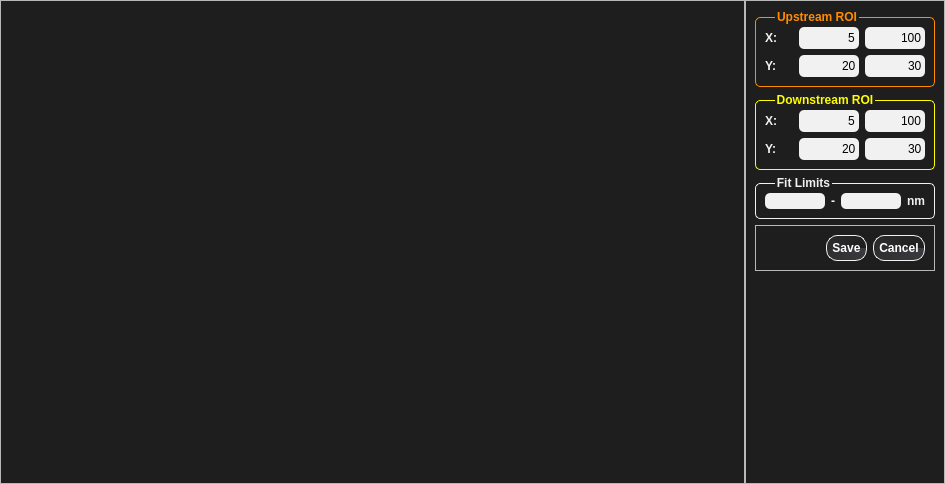
Above: T-Rax/UIFiles/T_Rax_ROI_Selector.ui from CPrescher/T-rax before the change. Below: the same form after it.
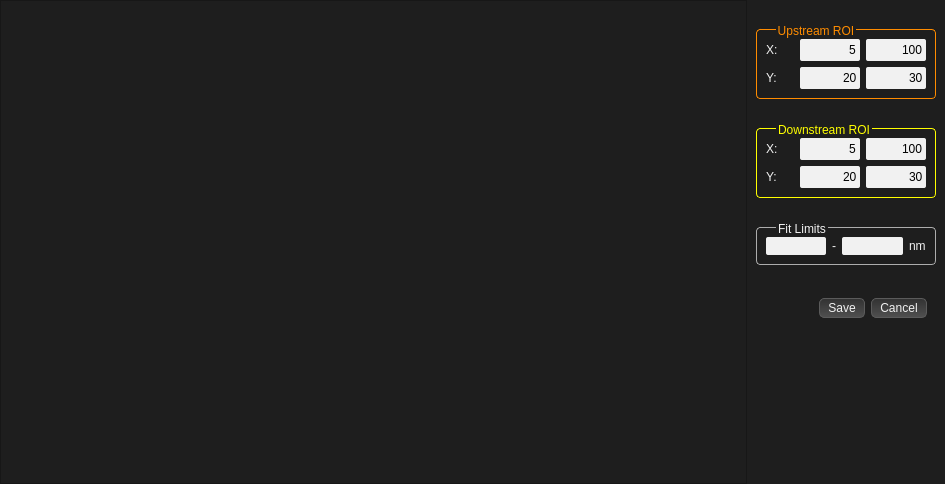
That is the form after the change.

Commit message: updated the GUI completely to look more like Dioptas. However still remaining the darker background color...

Patch:
```diff
--- a/T-Rax/UIFiles/T_Rax_ROI_Selector.ui
+++ b/T-Rax/UIFiles/T_Rax_ROI_Selector.ui
@@ -17,61 +17,78 @@
    <string>Form</string>
   </property>
   <property name="styleSheet">
-   <string notr="true">#roi_selector_main_widget{
-	background: #1E1E1E;	
-}
+   <string notr="true">QWidget{  
+     background: rgba(30, 30, 30, 255);      
+     color: #F1F1F1; 
+    font-size: 12px;
+ }  
 
-QLabel ,QGroupBox{
-	color: #F1F1F1;
-	font-weight: bold;
-}
+QGroupBox {  
+     border: 1px solid #ADADAD;  
+     border-radius: 4px;  
+	padding-top: 10px;
+     margin-top: 5px;  
+     padding: 0px  
+ }  
 
-QLineEdit{
-	border-radius:5px;
-	background: #F1F1F1;
-	color: black;
+QPushButton{  
+     color: #F1F1F1;
+     background: qlineargradient(spread:pad, x1:0, y1:0, x2:0, y2:1, stop:0 #323232, stop:1 #505050);
+     border: 1px solid #5B5B5B;
+     border-radius: 5px; 
+     padding-left: 8px;
+height: 18px;
+    padding-right: 8px;   
+ }  
+QPushButton:pressed{
+        margin-top: 2,px;
+        margin-left: 2px;   
 }
-
-QPushButton{
-	color:white;
-	border-color: black;
-	border: 1px solid #F1F1F1;
-	border-radius: 11px;
-	font-weight: bold;
-	padding: 5px;
-	background:qconicalgradient(cx:0.5, cy:0.5, angle:0, stop:0 rgba(30, 30, 30, 255), stop:1 rgba(60, 60, 64, 255))
+QPushButton::disabled{
 }
 
-QPushButton::hover{
-    border:1px solid #fff;
-	margin: 0.5px;
-}
+QPushButton::hover{  
+     border:1px solid #ADADAD; 
+ }  
+ 
 
-QPushPutton::pressed{
-   border:1px solid #fff;
-	margin: 2px;
+QPushButton::checked{
+    background: qlineargradient(
+        x1: 0, y1: 1, 
+        x2: 0, y2: 0,
+        stop: 0 #727272, 
+        stop: 1 #444444
+    );
+     border:1px solid  rgb(255, 120,00);
 }
 
-QGroupBox {
-	border: 1px solid #F1F1F1;
-	border-radius: 5px;
-	margin-top: 7px;
-	padding: 0px
+QPushButton::focus {
+    outline: None;
 }
-QGroupBox::title {
-     subcontrol-origin: margin;
-     left: 20px;
-}
+
+ QGroupBox::title {  
+      subcontrol-origin: margin;  
+      left: 20px  
+  }
+
+
+ QLineEdit  {  
+     border-radius: 2px;  
+     background: #F1F1F1;  
+     color: black;  
+    height: 18 px;
+ }  
+
 
 #downstream_roi_box{
-	color:  rgba(255,255,0,255);
+	color: rgba(255,255,0,255);
 	border: 1px solid rgba(255,255,0,255);
 }
-#upstream_roi_box {
+
+#upstream_roi_box{
 	color: rgba(255,140,0,255);
 	border: 1px solid rgba(255,140,0,255);
-}
-</string>
+}</string>
   </property>
   <layout class="QHBoxLayout" name="horizontalLayout">
    <property name="spacing">
@@ -91,20 +108,20 @@
     </widget>
    </item>
    <item>
-    <widget class="QFrame" name="frame">
+    <widget class="QWidget" name="widget" native="true">
      <property name="sizePolicy">
       <sizepolicy hsizetype="Fixed" vsizetype="Preferred">
        <horstretch>0</horstretch>
        <verstretch>0</verstretch>
       </sizepolicy>
      </property>
-     <property name="frameShape">
-      <enum>QFrame::StyledPanel</enum>
-     </property>
-     <property name="frameShadow">
-      <enum>QFrame::Raised</enum>
-     </property>
      <layout class="QVBoxLayout" name="verticalLayout_3">
+      <property name="spacing">
+       <number>24</number>
+      </property>
+      <property name="topMargin">
+       <number>24</number>
+      </property>
       <item>
        <widget class="QGroupBox" name="upstream_roi_box">
         <property name="minimumSize">
@@ -447,7 +464,7 @@
        </widget>
       </item>
       <item>
-       <widget class="QFrame" name="frame_2">
+       <widget class="QWidget" name="widget_2" native="true">
         <property name="minimumSize">
          <size>
           <width>180</width>
@@ -460,12 +477,6 @@
           <height>16777215</height>
          </size>
         </property>
-        <property name="frameShape">
-         <enum>QFrame::StyledPanel</enum>
-        </property>
-        <property name="frameShadow">
-         <enum>QFrame::Raised</enum>
-        </property>
         <layout class="QHBoxLayout" name="horizontalLayout_5">
          <item>
           <spacer name="horizontalSpacer">
```
The commit also changes 18 other files.
